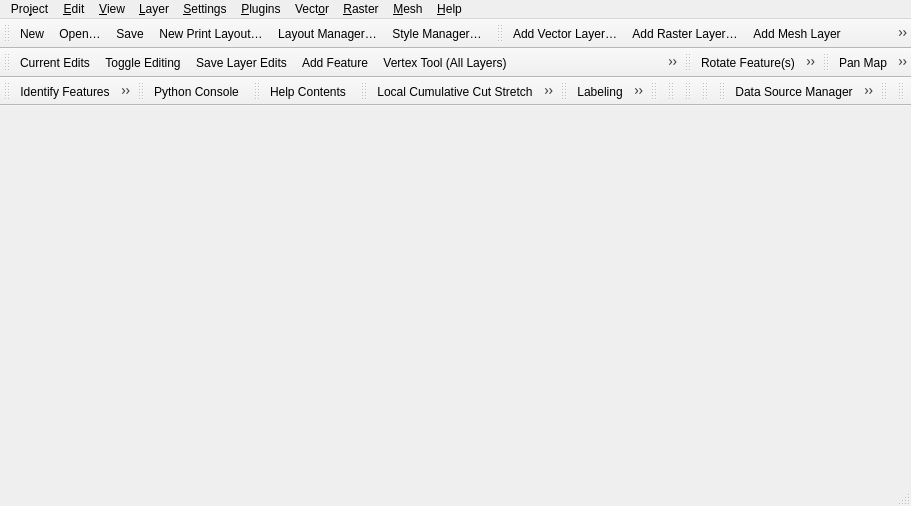
Above: src/ui/qgisapp.ui from qgis/QGIS before the change. Below: the same form after it.
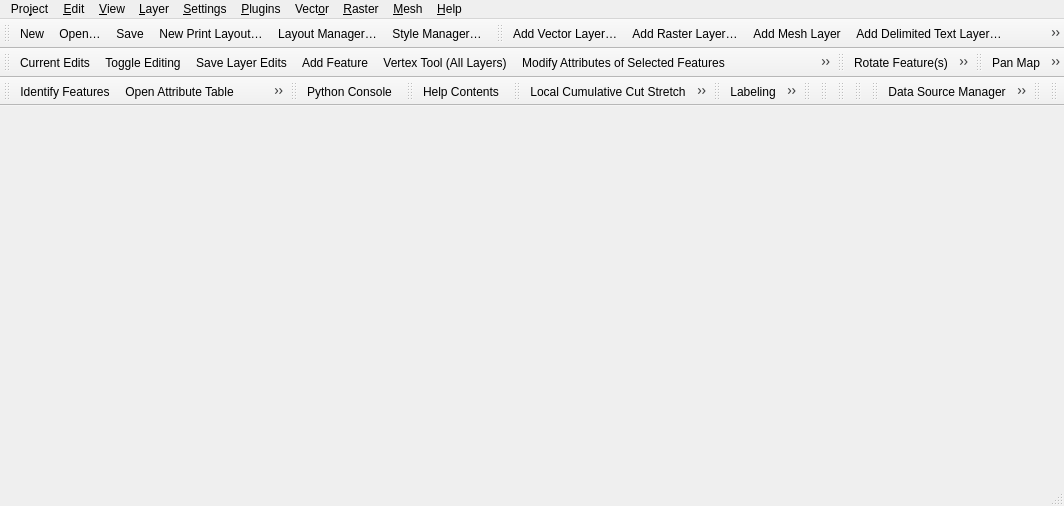
That is the form after the change. Icons and pictures are not drawn.

```diff
--- a/src/ui/qgisapp.ui
+++ b/src/ui/qgisapp.ui
@@ -6,7 +6,7 @@
    <rect>
     <x>0</x>
     <y>0</y>
-    <width>847</width>
+    <width>1064</width>
     <height>506</height>
    </rect>
   </property>
@@ -16,7 +16,7 @@
     <rect>
      <x>0</x>
      <y>0</y>
-     <width>847</width>
+     <width>1064</width>
      <height>24</height>
     </rect>
    </property>
```
Left out of the diff: 8 changed lines with no effect on the pictures.
